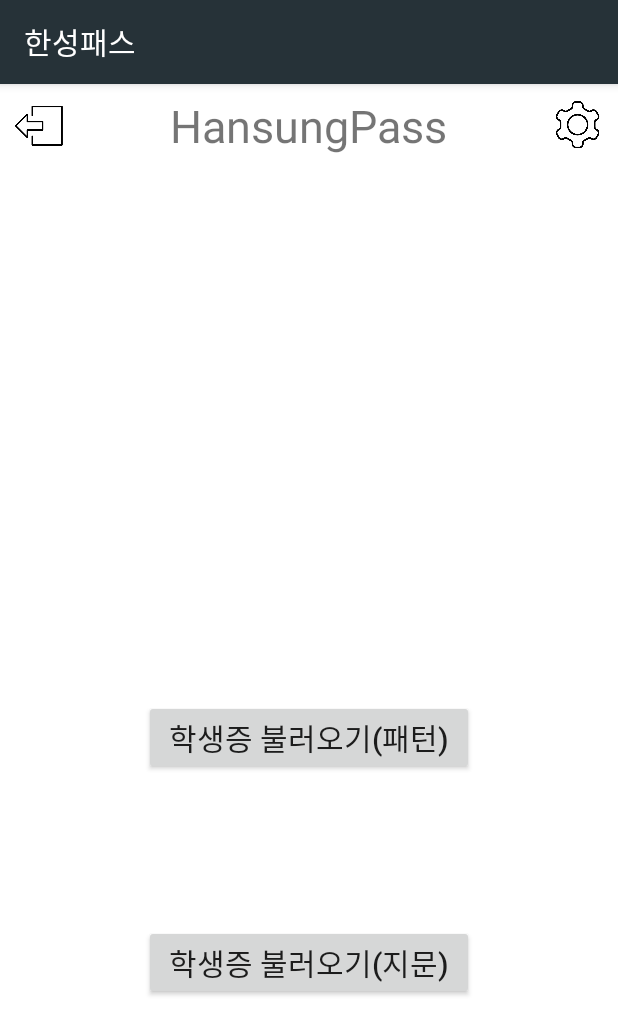
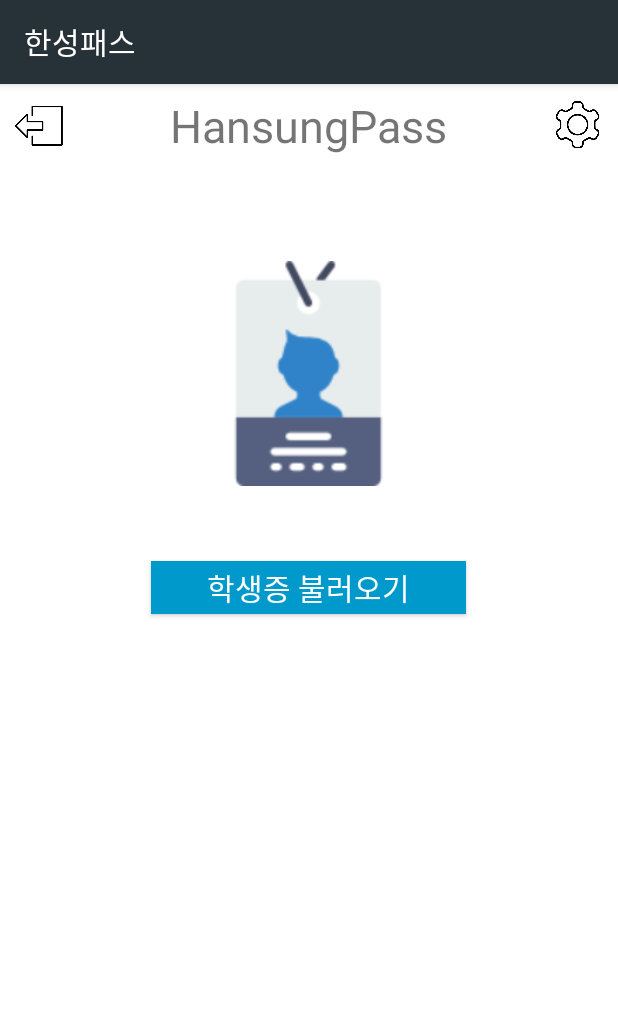
Before and after one commit to AhnTan/HansungPass_init_version, an Android app: the OldFirstView screen opened directly, with no data from a screen before it, on a phone screen of 412 x 824 dp. Shown: the top 1035 px of the screen. Run offline under Robolectric (Android 15) with nearby library versions, the phone set to English and light mode, and no system bars.

Commit message:
Merge branch 'master' of C:\Users\jinsorin\Desktop\android\HP0830_2 with conflicts.

```diff
--- a/app/src/main/java/com/example/myapplication/OldFirstView.java
+++ b/app/src/main/java/com/example/myapplication/OldFirstView.java
@@ -1,6 +1,7 @@
 package com.example.myapplication;
 
 import android.content.Intent;
+import android.content.SharedPreferences;
 import android.os.Bundle;
 import android.support.v7.app.AppCompatActivity;
 import android.view.View;
@@ -11,40 +12,37 @@ public class OldFirstView extends AppCompatActivity {
     private Button btn;
     private Button btn2;
     private Intent settingintent;
+    SharedPreferences pref;
+
 
     @Override
     protected void onCreate(Bundle savedInstanceState) {
         super.onCreate(savedInstanceState);
         setContentView(R.layout.activity_old_first_view);
 
-        btn = (Button)findViewById(R.id.ofv_load_btn);
+        pref = getSharedPreferences("pref", MODE_PRIVATE); // Shared Preference를 불러옵니다.
+        btn = (Button) findViewById(R.id.ofv_load_btn);
         btn.setOnClickListener(new View.OnClickListener() {
+
             @Override
             public void onClick(View v) {
-                Intent intent = new Intent(getApplicationContext(),finger.class);
-                //intent.putExtra("pid", pid);
-                startActivity(intent);
-            }
-        });
-
-
-        //패턴버튼
-        btn = (Button)findViewById(R.id.patternbutton);
-        btn.setOnClickListener(new View.OnClickListener() {
-            @Override
-            public void onClick(View v) {
-                Intent intent = new Intent(getApplicationContext(), ConfirmPatternActivity.class);
-                startActivity(intent);
+                if (pref.getBoolean("FP",true)) {
+                    Intent intent = new Intent(getApplicationContext(), finger.class);
+                    startActivity(intent);
+                } else {
+                    Intent intent = new Intent(getApplicationContext(), ConfirmPatternActivity.class);
+                    startActivity(intent);
+                }
             }
         });
 
 
         //설정버튼
-        btn2 = (Button)findViewById(R.id.ofv_setting_btn);
+        btn2 = (Button) findViewById(R.id.ofv_setting_btn);
         btn2.setOnClickListener(new View.OnClickListener() {
             @Override
             public void onClick(View v) {
-                settingintent = new Intent(getApplicationContext(),Setting.class);
+                settingintent = new Intent(getApplicationContext(), Setting.class);
                 startActivity(settingintent);
             }
         });
--- a/app/src/main/java/com/example/myapplication/Setting.java
+++ b/app/src/main/java/com/example/myapplication/Setting.java
@@ -37,10 +37,12 @@ public class Setting extends AppCompatActivity {
 
         Log.d("3", "3");
     }
+
     public class MyAsyncTask extends AsyncTask<ArrayList<Setting_item>, ArrayList<Setting_item>, ArrayList<Setting_item>> {
         //doInbackground 메소드가 실행되기전 실행되는 메소드이다. 비동기 처리전에 무엇인가 처리를 하고 싶다면 사용
         protected void onPreExecute() {
         }
+
         // 처리하고 싶은 내용
         protected ArrayList<Setting_item> doInBackground(ArrayList<Setting_item>... params) {
             Log.d("4", "4");
--- a/app/src/main/res/layout/activity_finger.xml
+++ b/app/src/main/res/layout/activity_finger.xml
@@ -1,16 +1,16 @@
 <?xml version="1.0" encoding="utf-8"?>
 <RelativeLayout xmlns:android="http://schemas.android.com/apk/res/android"
     xmlns:app="http://schemas.android.com/apk/res-auto"
-    android:orientation="vertical"
     android:layout_width="match_parent"
     android:layout_height="match_parent"
+    android:orientation="vertical"
     android:padding="7dp">
 
     <ImageView
         android:id="@+id/imageView"
         android:layout_width="150dp"
         android:layout_height="150dp"
-        app:srcCompat="@drawable/fingerprint"
+        android:layout_centerHorizontal="true"
         android:layout_centerVertical="true"
-        android:layout_centerHorizontal="true" />
+        app:srcCompat="@drawable/fingerprint" />
 </RelativeLayout>
--- a/app/src/main/res/layout/activity_new_first_view.xml
+++ b/app/src/main/res/layout/activity_new_first_view.xml
@@ -40,6 +40,7 @@
         android:gravity="bottom|center_horizontal"
         android:paddingBottom="30dp"
         android:text="등록된 학생증이 없습니다." />
+
     <Button
         android:id="@+id/nfv_register_btn"
         android:layout_width="wrap_content"
--- a/app/src/main/res/layout/activity_old_first_view.xml
+++ b/app/src/main/res/layout/activity_old_first_view.xml
@@ -35,37 +35,25 @@
     </FrameLayout>
 
 
-    <FrameLayout
-        android:layout_width="match_parent"
-        android:layout_height="match_parent"
-        >
+    <ImageView
+        android:id="@+id/imageView2"
+        android:layout_width="150dp"
+        android:layout_height="150dp"
+        android:layout_gravity="center_horizontal"
+        android:layout_marginBottom="40dp"
+        android:layout_marginTop="70dp"
+        app:srcCompat="@drawable/idcard" />
 
-        <Button
-            android:id="@+id/ofv_load_btn"
-            android:layout_width="220dp"
-            android:layout_height="wrap_content"
-            android:layout_gravity="bottom|center_horizontal"
-            android:layout_marginBottom="150dp"
-            android:text="학생증 불러오기(지문)"
-            android:textSize="20dp" />
-
-        <Button
-            android:id="@+id/patternbutton"
-            android:text="학생증 불러오기(패턴)"
-            android:textSize="20dp"
-            android:layout_gravity="bottom|center_horizontal"
-            android:layout_width="220dp"
-            android:layout_height="wrap_content"
-            android:layout_marginBottom="300dp"
-            />
-
-        <ImageView
-            android:id="@+id/imageView2"
-            android:layout_width="200dp"
-            android:layout_height="200dp"
-            android:layout_gravity="center_horizontal"
-            android:layout_margin="100dp" />
-
-    </FrameLayout>
+    <Button
+        android:id="@+id/ofv_load_btn"
+        android:layout_width="210dp"
+        android:layout_height="35dp"
+        android:layout_gravity="center_horizontal"
+        android:layout_margin="10dp"
+        android:layout_marginBottom="150dp"
+        android:background="@android:color/holo_blue_dark"
+        android:text="학생증 불러오기"
+        android:textColor="@android:color/background_light"
+        android:textSize="20dp" />
 
 </LinearLayout>
--- a/app/src/main/res/layout/activity_qrcode.xml
+++ b/app/src/main/res/layout/activity_qrcode.xml
@@ -133,7 +133,7 @@
                     android:layout_margin="10dp"
                     android:layout_weight="1"
                     android:progress="0"
-                    android:max="30" />
+                    android:max="3000" />
                 <RelativeLayout
                     android:layout_width="match_parent"
                     android:layout_height="match_parent"
--- a/app/src/main/res/layout/activity_set_fp.xml
+++ b/app/src/main/res/layout/activity_set_fp.xml
@@ -4,8 +4,8 @@
     xmlns:tools="http://schemas.android.com/tools"
     android:layout_width="match_parent"
     android:layout_height="match_parent"
-    tools:context="com.example.myapplication.SetLockActivity"
-    android:padding="7dp">
+    android:padding="7dp"
+    tools:context="com.example.myapplication.SetLockActivity">
 
     <LinearLayout
         android:layout_width="match_parent"
--- a/app/src/main/res/layout/activity_set_lock.xml
+++ b/app/src/main/res/layout/activity_set_lock.xml
@@ -34,6 +34,5 @@
             android:layout_gravity="center_horizontal"
             android:text="패턴" />
 
-
     </LinearLayout>
 </LinearLayout>
--- a/app/src/main/res/layout/activity_setting.xml
+++ b/app/src/main/res/layout/activity_setting.xml
@@ -4,8 +4,7 @@
     android:layout_width="match_parent"
     android:layout_height="match_parent"
     android:orientation="vertical"
-    android:padding="7dp"
-    >
+    android:padding="7dp">
 
 
     <ListView
```
Also changed, not shown: app/src/main/java/com/example/myapplication/MainActivity.java (+2 -18 lines), app/src/main/java/com/example/myapplication/NewFirstView.java (+4 -6 lines), app/src/main/java/com/example/myapplication/QRcode.java (+4 -5 lines), app/src/main/java/com/example/myapplication/SetLockActivity.java (+35 -4 lines), app/src/main/java/com/example/myapplication/SetPatternActivity.java (+4 -3 lines), app/src/main/java/com/example/myapplication/finger.java (+7 -9 lines), app/src/main/res/layout/activity_main.xml (+7 -7 lines), app/src/main/res/layout/activity_setting_item.xml (+12 -12 lines).
